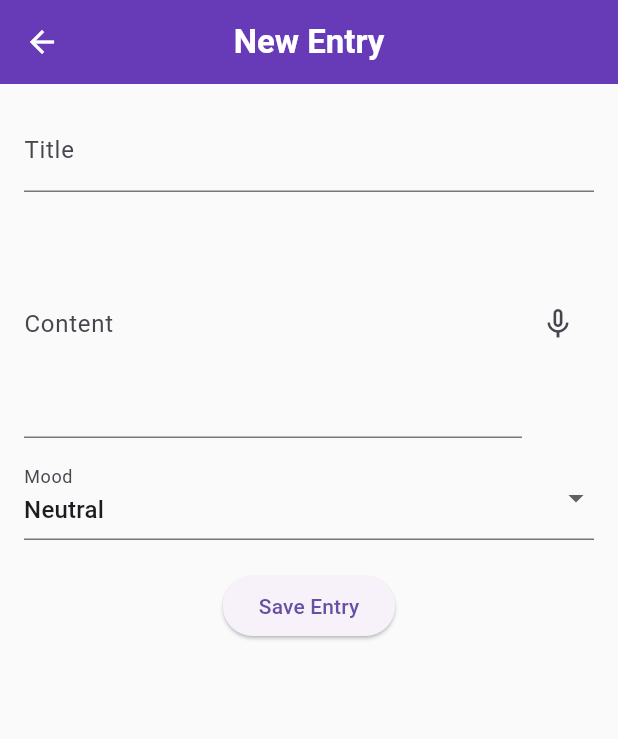
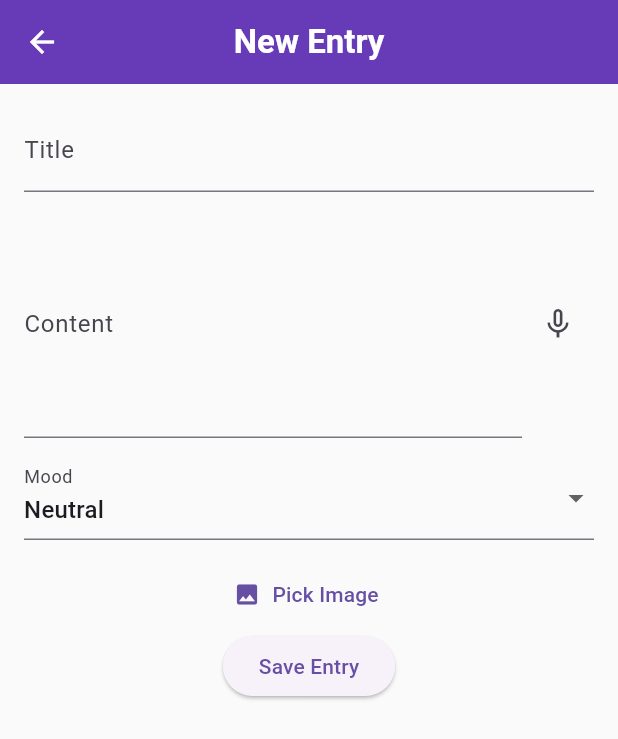
Before and after one commit to Iqmal312/mydiary, a Flutter app: the screen it shows after launch, after a tap on the "add" icon, on a phone screen of 412 x 824 dp. Shown: the top 739 px of the screen. Run offline on Flutter 3.47's test engine with Material 3 defaults, Android fonts, the phone set to English and light mode, and no system bars; our stand-ins replace fl_chart, flutter_local_notifications, flutter_native_timezone, image_picker, shared_preferences, speech_to_text and 3 more; accounts and stored records are empty.

Commit message:
add image entry

```diff
--- a/lib/add_entry_screen.dart
+++ b/lib/add_entry_screen.dart
@@ -2,6 +2,10 @@ import 'package:flutter/material.dart';
 import 'package:speech_to_text/speech_to_text.dart' as stt;
 import 'diary_entry.dart';
 import 'database_helper.dart';
+import 'dart:io';
+import 'package:image_picker/image_picker.dart';
+import 'package:path_provider/path_provider.dart';
+import 'package:path/path.dart' as path;
 
 class AddEntryScreen extends StatefulWidget {
   final DatabaseHelper repository;
@@ -26,15 +30,20 @@ class _AddEntryScreenState extends State<AddEntryScreen> {
   String _selectedMood = 'Neutral';
   bool _isListening = false;
   late stt.SpeechToText _speech;
+  File? _selectedImage;
 
   @override
   void initState() {
     super.initState();
     _speech = stt.SpeechToText();
+
     if (widget.entryToEdit != null) {
       _titleController.text = widget.entryToEdit!.title;
       _contentController.text = widget.entryToEdit!.content;
       _selectedMood = widget.entryToEdit!.mood;
+      if (widget.entryToEdit!.imagePath != null && widget.entryToEdit!.imagePath!.isNotEmpty) {
+        _selectedImage = File(widget.entryToEdit!.imagePath!);
+      }
     }
   }
 
@@ -60,6 +69,20 @@ class _AddEntryScreenState extends State<AddEntryScreen> {
     setState(() => _isListening = false);
   }
 
+  Future<void> _pickImage() async {
+    final picker = ImagePicker();
+    final pickedFile = await picker.pickImage(source: ImageSource.gallery);
+    if (pickedFile != null) {
+      final directory = await getApplicationDocumentsDirectory();
+      final fileName = path.basename(pickedFile.path);
+      final savedImage = await File(pickedFile.path).copy('${directory.path}/$fileName');
+
+      setState(() {
+        _selectedImage = savedImage;
+      });
+    }
+  }
+
   Future<void> _saveEntry() async {
     if (_formKey.currentState!.validate()) {
       final newEntry = DiaryEntry(
@@ -68,6 +91,7 @@ class _AddEntryScreenState extends State<AddEntryScreen> {
         content: _contentController.text,
         date: DateTime.now(),
         mood: _selectedMood,
+        imagePath: _selectedImage?.path ?? '',
       );
 
       if (widget.entryToEdit == null) {
@@ -95,7 +119,7 @@ class _AddEntryScreenState extends State<AddEntryScreen> {
       appBar: AppBar(
         title: Text(widget.entryToEdit == null ? 'New Entry' : 'Edit Entry'),
       ),
-      body: Padding(
+      body: SingleChildScrollView(
         padding: const EdgeInsets.all(16.0),
         child: Form(
           key: _formKey,
@@ -134,7 +158,24 @@ class _AddEntryScreenState extends State<AddEntryScreen> {
                   if (value != null) setState(() => _selectedMood = value);
                 },
               ),
-              const SizedBox(height: 20),
+              const SizedBox(height: 12),
+              TextButton.icon(
+                onPressed: _pickImage,
+                icon: const Icon(Icons.image),
+                label: const Text('Pick Image'),
+              ),
+              if (_selectedImage != null)
+                Container(
+                  margin: const EdgeInsets.only(top: 8, bottom: 16),
+                  height: 200,
+                  decoration: BoxDecoration(
+                    borderRadius: BorderRadius.circular(12),
+                    image: DecorationImage(
+                      image: FileImage(_selectedImage!),
+                      fit: BoxFit.cover,
+                    ),
+                  ),
+                ),
               ElevatedButton(
                 onPressed: _saveEntry,
                 child: const Text('Save Entry'),
--- a/lib/database_helper.dart
+++ b/lib/database_helper.dart
@@ -23,7 +23,7 @@ class DatabaseHelper {
 
     return await openDatabase(
       path,
-      version: 1,
+      version: 2,
       onCreate: (db, version) async {
         await db.execute('''
           CREATE TABLE entries (
@@ -31,14 +31,17 @@ class DatabaseHelper {
             title TEXT NOT NULL,
             content TEXT NOT NULL,
             date TEXT NOT NULL,
-            mood TEXT NOT NULL
+            mood TEXT NOT NULL,
+            imagePath TEXT
           )
         ''');
         await db.execute('CREATE INDEX idx_date ON entries(date)');
       },
-      onUpgrade: (db, oldVersion, newVersion) {
-        // Handle future migrations here
-      },
+      onUpgrade: (db, oldVersion, newVersion) async {
+  if (oldVersion < 2) {
+    await db.execute('ALTER TABLE entries ADD COLUMN imagePath TEXT');
+  }
+},
     );
   }
 
--- a/lib/diary_entry.dart
+++ b/lib/diary_entry.dart
@@ -4,6 +4,7 @@ class DiaryEntry {
   final String content;
   final DateTime date;
   final String mood;
+  final String? imagePath; // new field
 
   DiaryEntry({
     required this.id,
@@ -11,6 +12,7 @@ class DiaryEntry {
     required this.content,
     required this.date,
     required this.mood,
+    this.imagePath,
   });
 
   Map<String, dynamic> toMap() {
@@ -20,6 +22,7 @@ class DiaryEntry {
       'content': content,
       'date': date.toIso8601String(),
       'mood': mood,
+      'imagePath': imagePath, // new
     };
   }
 
@@ -30,6 +33,7 @@ class DiaryEntry {
       content: map['content'],
       date: DateTime.parse(map['date']),
       mood: map['mood'],
+      imagePath: map['imagePath'], // new
     );
   }
 
--- a/lib/main_navigation.dart
+++ b/lib/main_navigation.dart
@@ -3,6 +3,7 @@ import 'diary_list.dart';
 import 'calendar_view.dart';
 import 'settings_screen.dart';
 import 'notification_service.dart';
+import 'mood_analytics_screen.dart';
 
 
 class MainNavigation extends StatefulWidget {
--- a/pubspec.yaml
+++ b/pubspec.yaml
@@ -14,13 +14,14 @@ dependencies:
   intl: ^0.18.1
   table_calendar: ^3.0.9
   shared_preferences: ^2.2.1
-  path_provider: ^2.1.1
+  path_provider: ^2.1.2
   path_provider_windows: ^2.1.0 # Windows
   fl_chart: ^0.63.0
   flutter_local_notifications: ^17.0.0
   timezone: ^0.9.2
   flutter_native_timezone: ^2.0.0
   speech_to_text: ^6.6.0
+  image_picker: ^1.0.4
 
 dev_dependencies:
   flutter_test:
```
Also changed, not shown: pubspec.lock, 5 other files.
